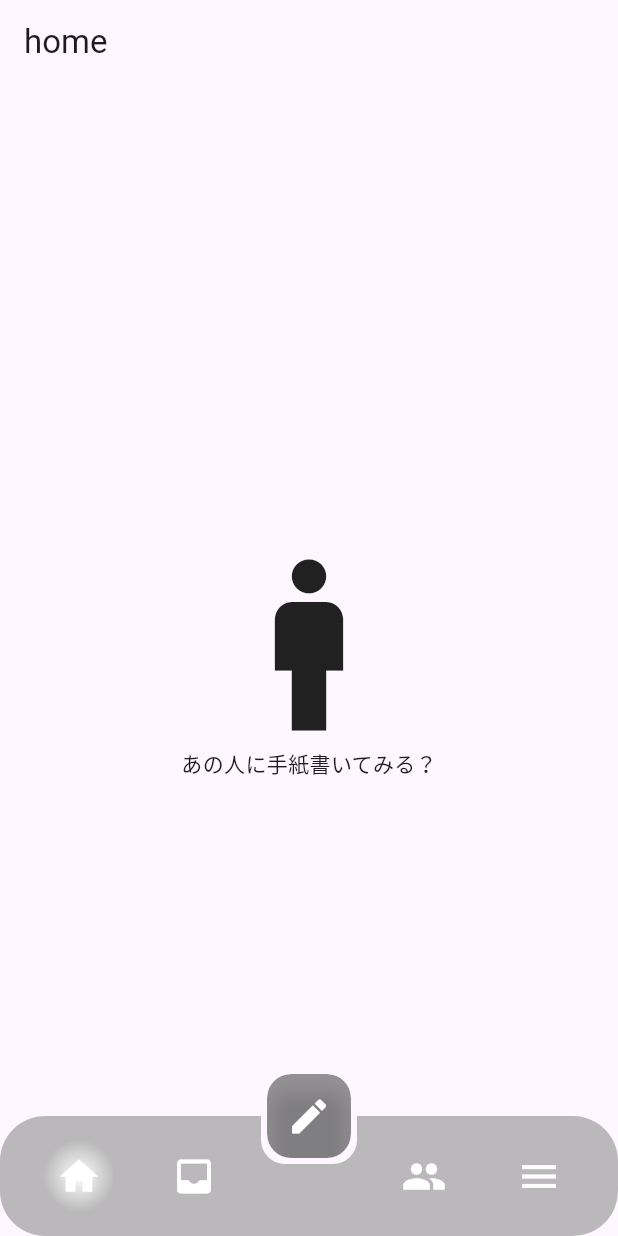
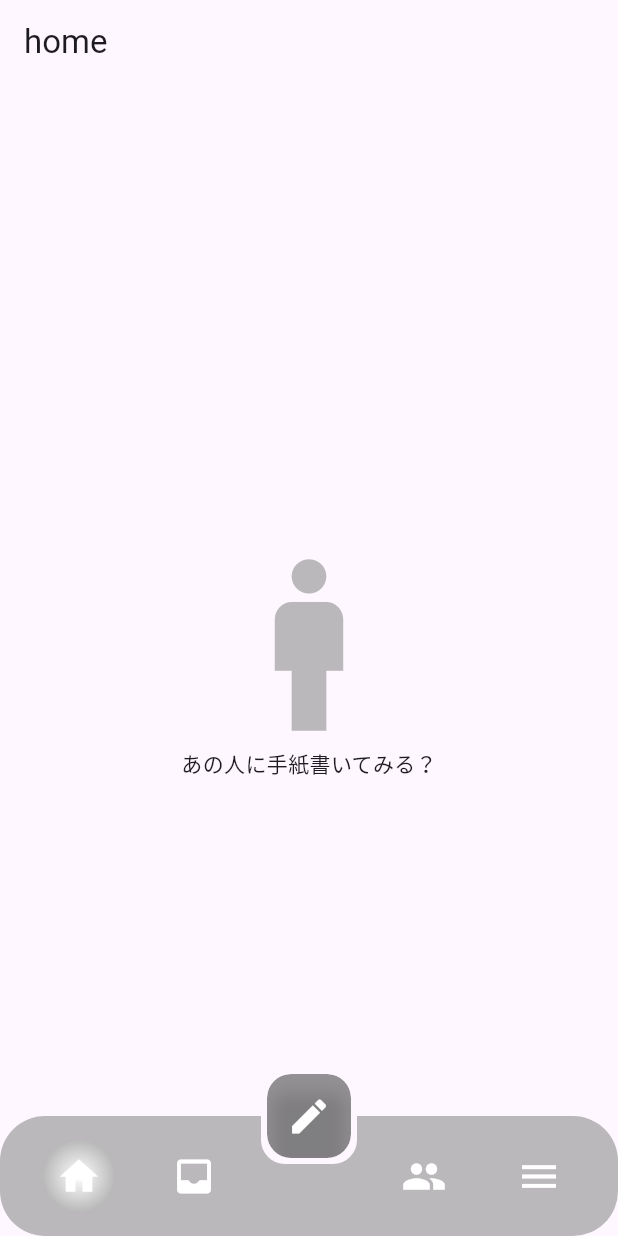
Before and after one commit to hondaya14/dearu-app, a Flutter app: the screen it shows after launch, on a phone screen of 412 x 824 dp. Run offline on Flutter 3.47's test engine with Material 3 defaults, Android fonts, the phone set to English and light mode, and no system bars; our stand-ins replace flutter_riverpod, go_router, logger.

Commit message:
Change icon color

```diff
--- a/lib/home/presentation/home_screen.dart
+++ b/lib/home/presentation/home_screen.dart
@@ -1,4 +1,6 @@
 import 'package:flutter/material.dart';
+
+import '../../common/custom_color.dart';
 
 class HomeScreen extends StatefulWidget {
   const HomeScreen({super.key});
@@ -44,6 +46,7 @@ class _HomeScreenState extends State<HomeScreen> {
                 Icon(
                   Icons.man_outlined,
                   size: size.width / 3,
+                  color: CustomColor.bgBAB,
                 ),
                 Text(whisper[whisper_index]),
               ],
```
